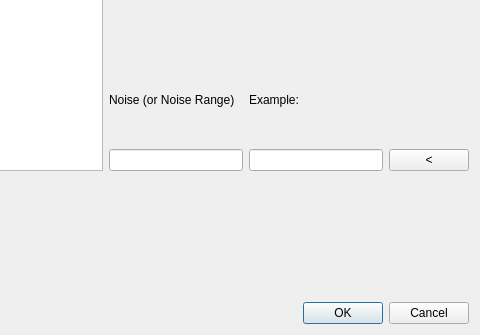
The window that src/qt_designer_file/dialogAug.ui (jjakow/Noisey-image_Jan) describes before a commit, drawn with Qt 5; both pictures show x 160 to 640 and y 142 to 477 of the 640 by 477 pixel window.
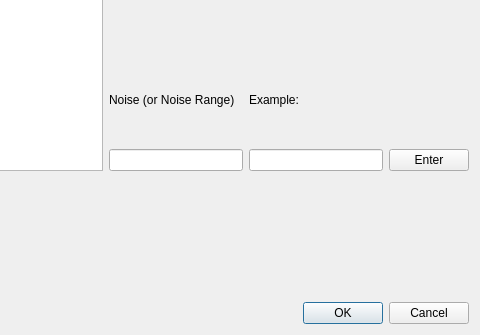
The same window after the commit.

What changed in the file:
```diff
--- a/src/qt_designer_file/dialogAug.ui
+++ b/src/qt_designer_file/dialogAug.ui
@@ -73,7 +73,7 @@
       </size>
      </property>
      <property name="text">
-      <string>&lt;</string>
+      <string>Enter</string>
      </property>
     </widget>
    </item>
```
